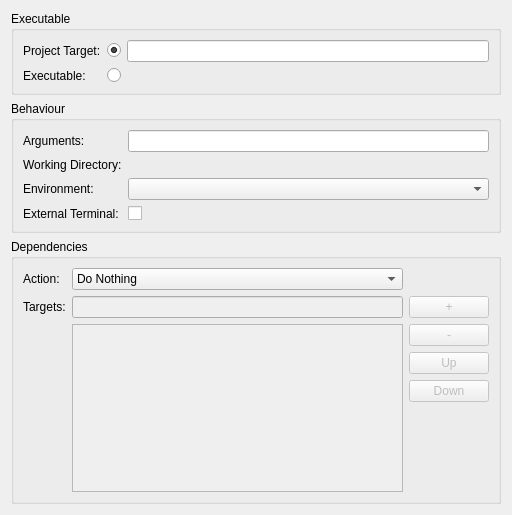
Old version of the form plugins/execute/nativeappconfig.ui in the repository KDE/kdevelop.
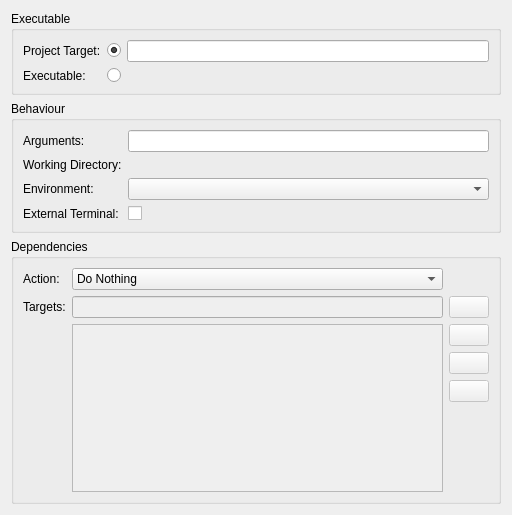
New version of the form. Custom widgets are drawn as their Qt base class.

Commit message: Use proper icons for the buttons in the dep-list.

```diff
--- a/plugins/execute/nativeappconfig.ui
+++ b/plugins/execute/nativeappconfig.ui
@@ -212,7 +212,7 @@
          <string>Removes the selected dependencies from the list.</string>
         </property>
         <property name="text">
-         <string>-</string>
+         <string></string>
         </property>
        </widget>
       </item>
@@ -225,7 +225,7 @@
          <string>Move a dependency up in the list.</string>
         </property>
         <property name="text">
-         <string>Up</string>
+         <string></string>
         </property>
        </widget>
       </item>
@@ -238,7 +238,7 @@
          <string>Moves the selected dependency down in the list.</string>
         </property>
         <property name="text">
-         <string>Down</string>
+         <string></string>
         </property>
        </widget>
       </item>
@@ -264,7 +264,7 @@
          <string>Adds the listed target to the dependency list.</string>
         </property>
         <property name="text">
-         <string>+</string>
+         <string></string>
         </property>
        </widget>
       </item>
```
The commit also changes 1 other file.
